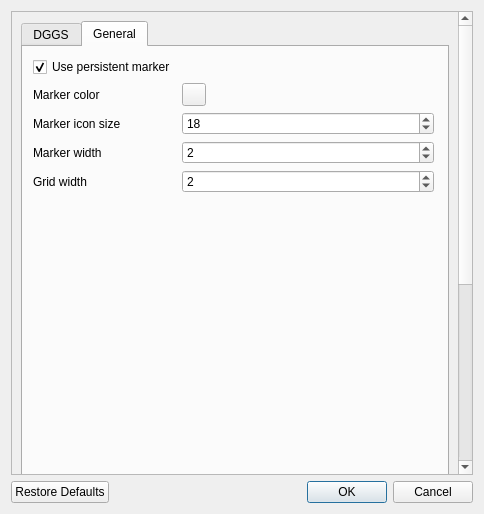
Before: the Qt Designer form ui/settings.ui in opengeoshub/vgridtools, drawn with Qt 5.
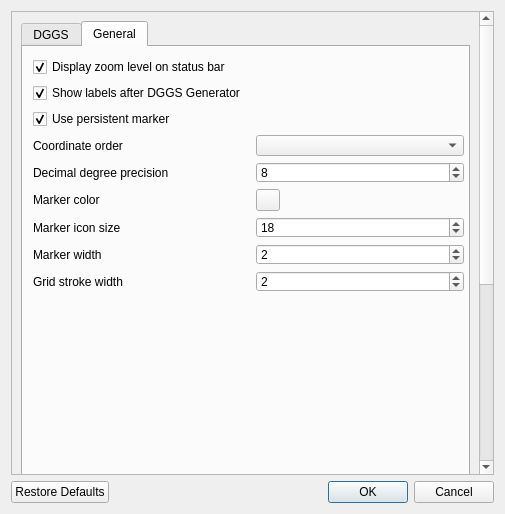
After: the same form once the commit is applied. The open tabs and pages were chosen to show the change. Custom widgets are drawn as their Qt base class.

```diff
--- a/ui/settings.ui
+++ b/ui/settings.ui
@@ -6,7 +6,7 @@
    <rect>
     <x>0</x>
     <y>0</y>
-    <width>484</width>
+    <width>505</width>
     <height>514</height>
    </rect>
   </property>
@@ -26,9 +26,9 @@
       <property name="geometry">
        <rect>
         <x>0</x>
-        <y>-268</y>
-        <width>447</width>
-        <height>733</height>
+        <y>0</y>
+        <width>468</width>
+        <height>739</height>
        </rect>
       </property>
       <layout class="QVBoxLayout" name="verticalLayout_11">
@@ -700,12 +700,32 @@
             <rect>
              <x>10</x>
              <y>10</y>
-             <width>401</width>
-             <height>181</height>
+             <width>431</width>
+             <height>235</height>
             </rect>
            </property>
            <layout class="QFormLayout" name="formLayout_3">
             <item row="0" column="0">
+             <widget class="QCheckBox" name="zoomLevelCheckBox">
+              <property name="text">
+               <string>Display zoom level on status bar</string>
+              </property>
+              <property name="checked">
+               <bool>true</bool>
+              </property>
+             </widget>
+            </item>
+            <item row="1" column="0">
+             <widget class="QCheckBox" name="gridLabelCheckBox">
+              <property name="text">
+               <string>Show labels after DGGS Generator </string>
+              </property>
+              <property name="checked">
+               <bool>true</bool>
+              </property>
+             </widget>
+            </item>
+            <item row="2" column="0">
              <widget class="QCheckBox" name="persistentMarkerCheckBox">
               <property name="text">
                <string>Use persistent marker</string>
@@ -715,14 +735,41 @@
               </property>
              </widget>
             </item>
-            <item row="1" column="0">
-             <widget class="QLabel" name="label_59">
+            <item row="3" column="0">
+             <widget class="QLabel" name="coorOrderLabel">
+              <property name="text">
+               <string>Coordinate order</string>
+              </property>
+             </widget>
+            </item>
+            <item row="3" column="1">
+             <widget class="QComboBox" name="coordOrderComboBox"/>
+            </item>
+            <item row="4" column="0">
+             <widget class="QLabel" name="epsg4326Label">
+              <property name="text">
+               <string>Decimal degree precision</string>
+              </property>
+             </widget>
+            </item>
+            <item row="4" column="1">
+             <widget class="QSpinBox" name="epsg4326PrecisionSpinBox">
+              <property name="maximum">
+               <number>32</number>
+              </property>
+              <property name="value">
+               <number>8</number>
+              </property>
+             </widget>
+            </item>
+            <item row="5" column="0">
+             <widget class="QLabel" name="markerColorLabel">
               <property name="text">
                <string>Marker color</string>
               </property>
              </widget>
             </item>
-            <item row="1" column="1">
+            <item row="5" column="1">
              <widget class="QgsColorButton" name="markerColorButton">
               <property name="color">
                <color>
@@ -733,14 +780,14 @@
               </property>
              </widget>
             </item>
-            <item row="2" column="0">
-             <widget class="QLabel" name="label_63">
+            <item row="6" column="0">
+             <widget class="QLabel" name="markerSizelabel">
               <property name="text">
                <string>Marker icon size</string>
               </property>
              </widget>
             </item>
-            <item row="2" column="1">
+            <item row="6" column="1">
              <widget class="QSpinBox" name="markerSizeSpinBox">
               <property name="minimum">
                <number>5</number>
@@ -756,14 +803,14 @@
               </property>
              </widget>
             </item>
-            <item row="3" column="0">
-             <widget class="QLabel" name="label_64">
+            <item row="7" column="0">
+             <widget class="QLabel" name="markerWidthLabel">
               <property name="text">
                <string>Marker width</string>
               </property>
              </widget>
             </item>
-            <item row="3" column="1">
+            <item row="7" column="1">
              <widget class="QSpinBox" name="markerWidthSpinBox">
               <property name="minimum">
                <number>1</number>
@@ -776,14 +823,14 @@
               </property>
              </widget>
             </item>
-            <item row="4" column="0">
-             <widget class="QLabel" name="label_65">
+            <item row="8" column="0">
+             <widget class="QLabel" name="gridWidthLabel">
               <property name="text">
-               <string>Grid width</string>
+               <string>Grid stroke width</string>
               </property>
              </widget>
             </item>
-            <item row="4" column="1">
+            <item row="8" column="1">
              <widget class="QSpinBox" name="gridWidthSpinBox">
               <property name="minimum">
                <number>1</number>
```
Left out of the diff: 105 changed lines with no effect on the pictures.
